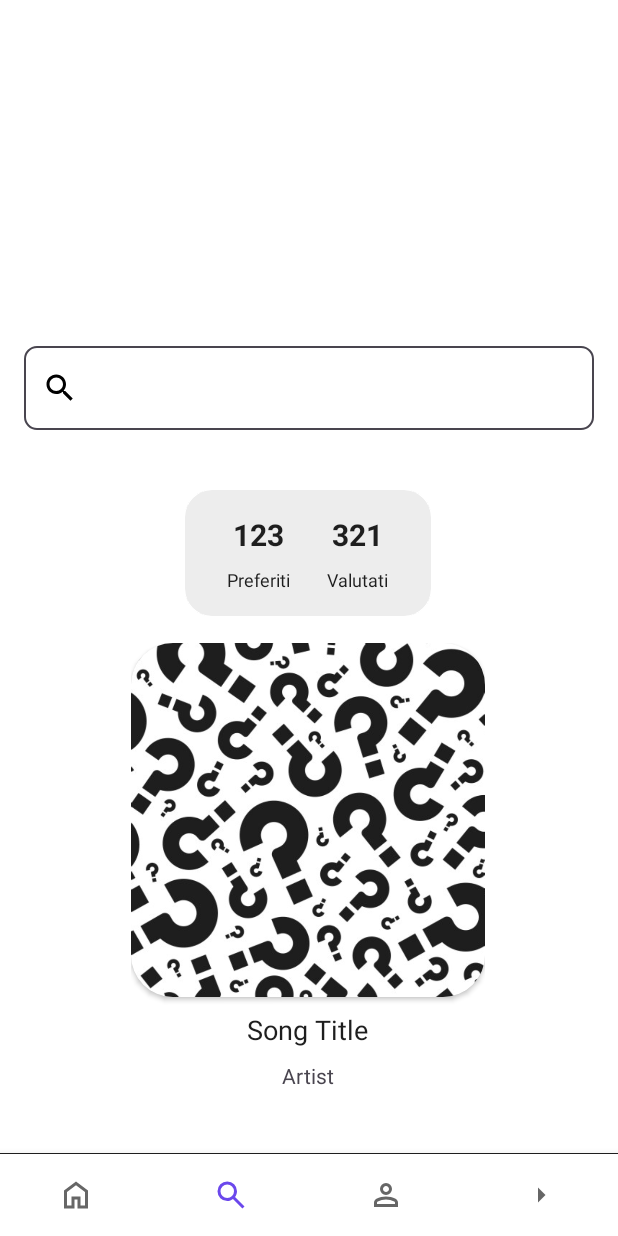
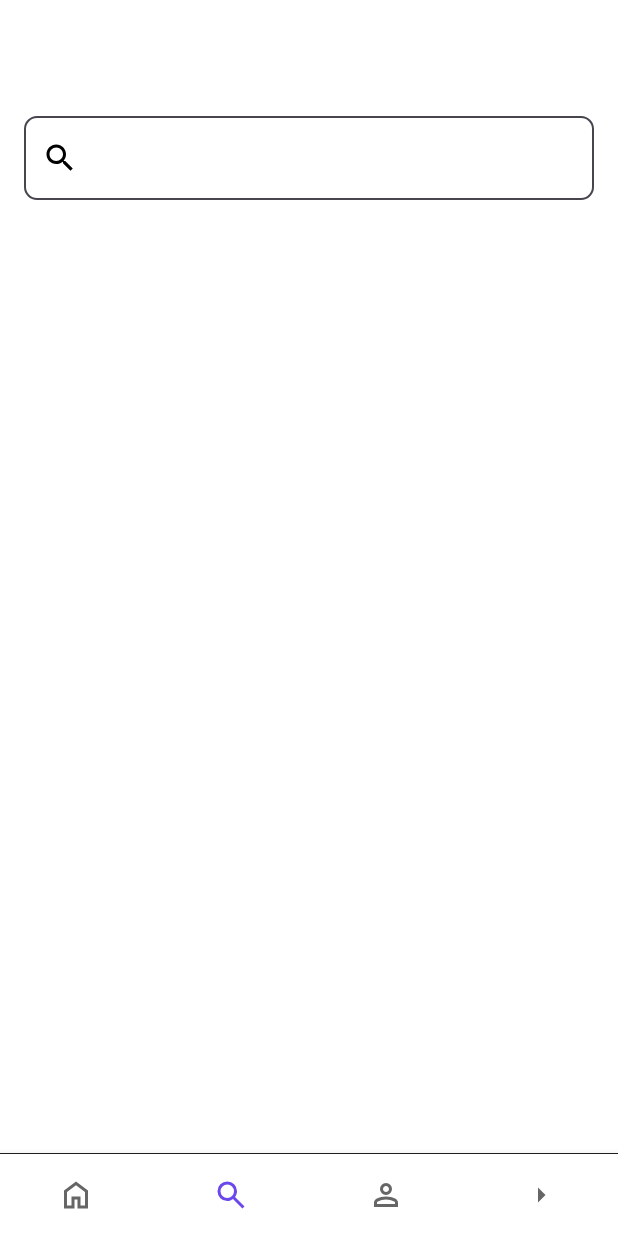
Before and after one commit to Magliaa/OceanTunes, an Android app: the SearchFragment screen opened through its navigation route, on a phone screen of 412 x 824 dp. Run offline under Robolectric (Android 15) with nearby library versions, the phone set to English and light mode, and no system bars; our stand-ins replace navigation-ui.

Commit message:
✨ Search bar 1st attempt + Song card stars tweak

```diff
--- a/app/src/main/java/com/tunagold/oceantunes/ui/components/MaterialSearchBar.kt
+++ b/app/src/main/java/com/tunagold/oceantunes/ui/components/MaterialSearchBar.kt
@@ -15,7 +15,7 @@ class MaterialSearchBar @JvmOverloads constructor(
 ) : ConstraintLayout(context, attrs, defStyleAttr) {
 
     private val textInputLayout: TextInputLayout
-    private val editText: TextInputEditText
+    val editText: TextInputEditText
 
     var onSearchAction: ((String) -> Unit)? = null
     var onClearAction: (() -> Unit)? = null
--- a/app/src/main/java/com/tunagold/oceantunes/ui/profile/ProfileFragment.kt
+++ b/app/src/main/java/com/tunagold/oceantunes/ui/profile/ProfileFragment.kt
@@ -58,7 +58,6 @@ class ProfileFragment : Fragment() {
                 }
             }
         }
-        val slider = view.findViewById<Slider>(R.id.material_slider)
 
     }
 
--- a/app/src/main/java/com/tunagold/oceantunes/ui/search/SearchFragment.kt
+++ b/app/src/main/java/com/tunagold/oceantunes/ui/search/SearchFragment.kt
@@ -1,34 +1,98 @@
 package com.tunagold.oceantunes.ui.search
 
+import SpacingItemDecoration
 import android.os.Bundle
+import android.os.Handler
+import android.os.Looper
 import android.view.LayoutInflater
 import android.view.View
 import android.view.ViewGroup
-import android.widget.TextView
+import androidx.core.widget.addTextChangedListener
 import androidx.fragment.app.Fragment
-import androidx.lifecycle.ViewModelProvider
+import androidx.recyclerview.widget.GridLayoutManager
+import com.tunagold.oceantunes.R
 import com.tunagold.oceantunes.databinding.FragmentSearchBinding
+import com.tunagold.oceantunes.ui.songsgrid.SongsAdapter
 
 class SearchFragment : Fragment() {
 
     private var _binding: FragmentSearchBinding? = null
+    private val binding get() = _binding!!
 
-    // This property is only valid between onCreateView and
-    // onDestroyView.
-    private val binding get() = _binding!!
+    private lateinit var adapter: SongsAdapter
+
+    private val dummySongs = listOf(
+        Triple("Blinding Lights", "The Weeknd", R.drawable.unknown_song_img),
+        Triple("Levitating", "Dua Lipa", R.drawable.unknown_song_img),
+        Triple("Save Your Tears", "The Weeknd", R.drawable.unknown_song_img),
+        Triple("Peaches", "Justin Bieber", R.drawable.unknown_song_img),
+        Triple("Montero", "Lil Nas X", R.drawable.unknown_song_img),
+        Triple("Levitating", "Dua Lipa", R.drawable.unknown_song_img),
+        Triple("Save Your Tears", "The Weeknd", R.drawable.unknown_song_img),
+        Triple("Peaches", "Justin Bieber", R.drawable.unknown_song_img),
+        Triple("Montero", "Lil Nas X", R.drawable.unknown_song_img)
+    )
 
     override fun onCreateView(
         inflater: LayoutInflater,
         container: ViewGroup?,
         savedInstanceState: Bundle?
     ): View {
-        val searchViewModel =
-            ViewModelProvider(this).get(SearchViewModel::class.java)
+        _binding = FragmentSearchBinding.inflate(inflater, container, false)
+        return binding.root
+    }
 
-        _binding = FragmentSearchBinding.inflate(inflater, container, false)
-        val root: View = binding.root
+    override fun onViewCreated(view: View, savedInstanceState: Bundle?) {
+        super.onViewCreated(view, savedInstanceState)
 
-        return root
+        val spacingInPixels = resources.getDimensionPixelSize(R.dimen.recycler_item_spacing)
+        binding.recyclerViewSongs.layoutManager = GridLayoutManager(requireContext(), 2)
+        binding.recyclerViewSongs.addItemDecoration(SpacingItemDecoration(spacingInPixels))
+
+        adapter = SongsAdapter(emptyList())
+        binding.recyclerViewSongs.adapter = adapter
+
+        binding.noResultsText.visibility = View.GONE
+        binding.searchProgress.alpha = 0f
+        binding.searchProgress.visibility = View.GONE
+
+        binding.searchBar.editText?.addTextChangedListener { editable ->
+            val query = editable.toString()
+
+            // Fade in della progress bar
+            binding.searchProgress.apply {
+                alpha = 0f
+                visibility = View.VISIBLE
+                animate().alpha(1f).setDuration(300).start()
+            }
+
+            // Nascondi lista e messaggio durante il caricamento
+            binding.recyclerViewSongs.visibility = View.GONE
+            binding.noResultsText.visibility = View.GONE
+
+            Handler(Looper.getMainLooper()).postDelayed({
+                val filtered = dummySongs.filter {
+                    it.first.contains(query, ignoreCase = true) ||
+                            it.second.contains(query, ignoreCase = true)
+                }
+
+                adapter.updateData(filtered)
+
+                // Fade out progress bar
+                binding.searchProgress.animate()
+                    .alpha(0f)
+                    .setDuration(300)
+                    .withEndAction {
+                        binding.searchProgress.visibility = View.GONE
+
+                        binding.recyclerViewSongs.visibility =
+                            if (filtered.isNotEmpty()) View.VISIBLE else View.GONE
+                        binding.noResultsText.visibility =
+                            if (filtered.isEmpty()) View.VISIBLE else View.GONE
+                    }.start()
+
+            }, 1000)
+        }
     }
 
     override fun onDestroyView() {
--- a/app/src/main/res/layout/fragment_search.xml
+++ b/app/src/main/res/layout/fragment_search.xml
@@ -6,48 +6,60 @@
     xmlns:app="http://schemas.android.com/apk/res-auto"
     tools:context=".ui.search.SearchFragment">
 
-    <com.tunagold.oceantunes.ui.components.SongSummary
-        android:layout_width="wrap_content"
-        android:layout_height="wrap_content"
-        app:isLarge="true"
-        app:artist="Artist"
-        app:title="Song Title"
-        app:img="@drawable/unknown_song_img"
-        app:layout_constraintBottom_toBottomOf="parent"
-        app:layout_constraintEnd_toEndOf="parent"
-        app:layout_constraintHorizontal_bias="0.497"
-        app:layout_constraintStart_toStartOf="parent"
-        app:layout_constraintTop_toTopOf="parent"
-        app:layout_constraintVertical_bias="0.793" />
-
-
-    <com.tunagold.oceantunes.ui.components.DataBox
-        android:layout_width="wrap_content"
-        android:layout_height="wrap_content"
-        app:layout_constraintBottom_toBottomOf="parent"
-        app:layout_constraintEnd_toEndOf="parent"
-        app:layout_constraintHorizontal_bias="0.497"
-        app:layout_constraintStart_toStartOf="parent"
-        app:layout_constraintTop_toTopOf="parent"
-        app:layout_constraintVertical_bias="0.396"
-        app:title1="Preferiti"
-        app:title2="Valutati"
-        app:val1="123"
-        app:val2="321" />
 
     <com.tunagold.oceantunes.ui.components.MaterialSearchBar
         android:id="@+id/searchBar"
         android:layout_width="match_parent"
         android:layout_height="wrap_content"
+        app:boxBackgroundMode="outline"
+        app:boxStrokeColor="@color/gray"
+        app:boxStrokeWidth="1dp"
         app:hintText="Search"
-        app:boxBackgroundMode="outline"
-        app:boxStrokeWidth="1dp"
-        app:boxStrokeColor="@color/gray"
         app:layout_constraintBottom_toBottomOf="parent"
         app:layout_constraintEnd_toEndOf="parent"
-        app:layout_constraintHorizontal_bias="0.496"
+        app:layout_constraintHorizontal_bias="0.0"
         app:layout_constraintStart_toStartOf="parent"
         app:layout_constraintTop_toTopOf="parent"
-        app:layout_constraintVertical_bias="0.24"/>
+        app:layout_constraintVertical_bias="0.023" />
+
+    <ProgressBar
+        android:id="@+id/search_progress"
+        android:layout_width="wrap_content"
+        android:layout_height="wrap_content"
+        android:layout_marginTop="16dp"
+        android:visibility="gone"
+        app:layout_constraintTop_toBottomOf="@id/searchBar"
+        app:layout_constraintStart_toStartOf="parent"
+        app:layout_constraintEnd_toEndOf="parent"/>
+
+    <!-- RecyclerView -->
+    <androidx.recyclerview.widget.RecyclerView
+        android:id="@+id/recycler_view_songs"
+        android:layout_width="0dp"
+        android:layout_height="0dp"
+        android:layout_marginTop="8dp"
+        android:layout_marginStart="24dp"
+        android:layout_marginEnd="24dp"
+        app:layout_constraintTop_toBottomOf="@id/searchBar"
+        app:layout_constraintBottom_toBottomOf="parent"
+        app:layout_constraintStart_toStartOf="@+id/searchBar"
+        app:layout_constraintEnd_toEndOf="@+id/searchBar"
+        android:clipToPadding="false"
+        android:paddingBottom="64dp"
+        android:scrollbars="none" />
+
+    <TextView
+        android:id="@+id/no_results_text"
+        android:layout_width="wrap_content"
+        android:layout_height="wrap_content"
+        android:text="@string/no_results"
+        android:textSize="16sp"
+        android:textColor="@android:color/darker_gray"
+        android:visibility="gone"
+        app:layout_constraintTop_toBottomOf="@id/searchBar"
+        app:layout_constraintStart_toStartOf="parent"
+        app:layout_constraintEnd_toEndOf="parent"
+        android:layout_marginTop="32dp"/>
+
 
 </androidx.constraintlayout.widget.ConstraintLayout>
--- a/app/src/main/res/values/strings.xml
+++ b/app/src/main/res/values/strings.xml
@@ -34,16 +34,12 @@
     <string name="find_out_more">Scopri di più</string>
     <string name="filter">Filter</string>
     <string name="sort">Sort</string>
-    <string name="back">back\n</string>
     <string name="aggiungi_ai_preferiti">Aggiungi ai preferiti</string>
     <string name="song_date">Data</string>
     <string name="info_song">Durata\nGenere\nLabel discografica\n</string>
     <string name="chiudi">Chiudi</string>
     <string name="song_name">Nome canzone</string>
-</resources>
     <string name="back">back</string>
-
-    <!-- Settings -->
     <string name="setting1">Modifica Profilo</string>
     <string name="setting2">Temi</string>
     <string name="setting3">Importa da Spotify</string>
@@ -51,4 +47,6 @@
     <string name="setting5">Pass Battaglia</string>
     <string name="setting6">Termini e Condizioni</string>
     <string name="setting7">Esci</string>
+    <string name="vota">Vota</string>
+    <string name="no_results">Nessun risultato trovato.</string>
 </resources>
```
Also changed, not shown: app/src/main/java/com/tunagold/oceantunes/ui/songsgrid/SongsAdapter.kt (+7 -1 lines), app/src/main/res/layout/fragment_songcard.xml (+17 -12 lines).
